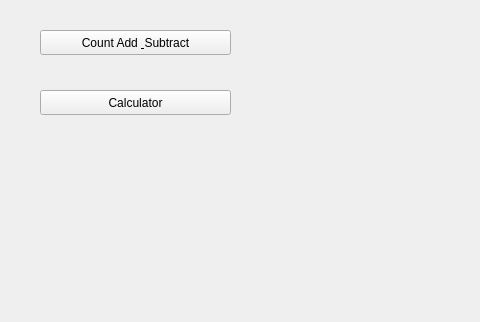
First picture: the form in MainWindow.ui, repository emMercado/app-py-qt-1, before the edit; both pictures show x 0 to 480 and y 0 to 322 of the 800 by 600 pixel window.
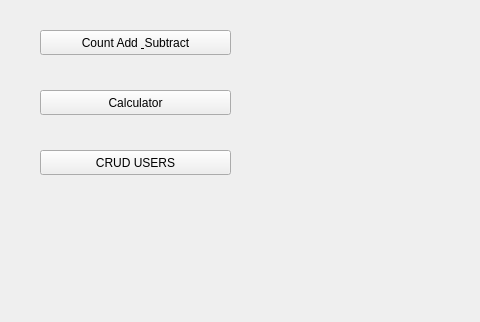
Second picture: the form after the edit.

Commit message: crud-listo

Patch:
```diff
--- a/MainWindow.ui
+++ b/MainWindow.ui
@@ -40,6 +40,19 @@
      <string>Calculator</string>
     </property>
    </widget>
+   <widget class="QPushButton" name="btnCrud">
+    <property name="geometry">
+     <rect>
+      <x>40</x>
+      <y>150</y>
+      <width>191</width>
+      <height>25</height>
+     </rect>
+    </property>
+    <property name="text">
+     <string>CRUD USERS</string>
+    </property>
+   </widget>
   </widget>
  </widget>
  <resources/>
```
The commit also changes 5 other files.
